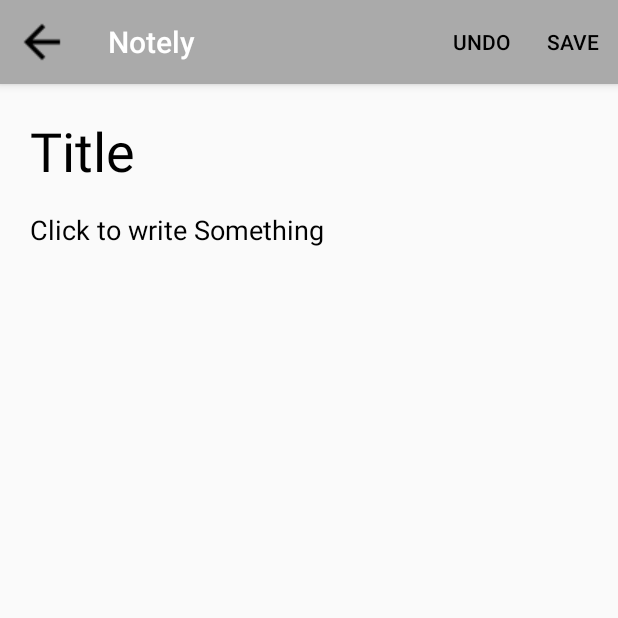
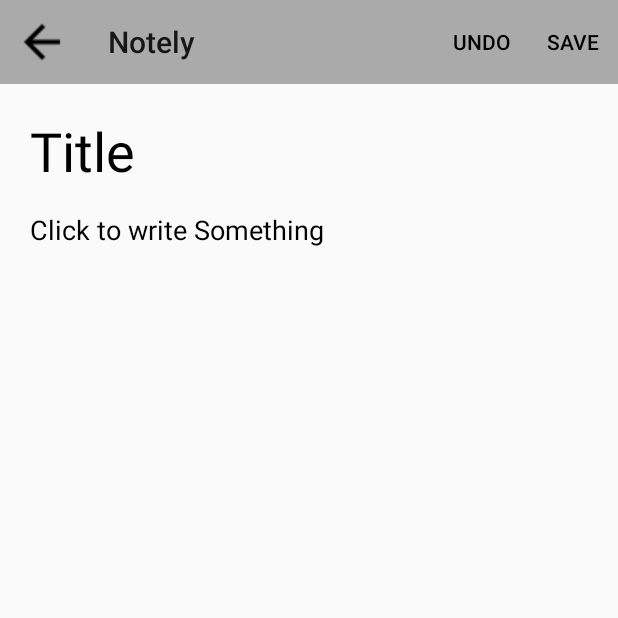
Before and after one commit to rohitksingh/Demo-Asign, an Android app: the screen it shows after launch (AddNewNoteActivity), after a tap on "Filter", on a phone screen of 412 x 824 dp, the top half of it. Run offline under Robolectric (Android 15) with nearby library versions, the phone set to English and light mode, and no system bars.

Commit message:
Toolbar color issue resolveed custom toolbar implemented

```diff
--- a/Notely/app/src/main/AndroidManifest.xml
+++ b/Notely/app/src/main/AndroidManifest.xml
@@ -17,7 +17,9 @@
         <activity android:name=".Activities.NotelyListActivity"
             android:theme="@style/AppTheme.NoActionBar"
             />
-        <activity android:name=".Activities.AddNewNoteActivity"/>
+        <activity android:name=".Activities.AddNewNoteActivity"
+            android:theme="@style/AppTheme.NoActionBar"
+            />
         <activity android:name=".Activities.NotelyDetailActivity"
             android:theme="@style/AppTheme.NoActionBar"
             />
--- a/Notely/app/src/main/java/rohksin/com/notely/Activities/AddNewNoteActivity.java
+++ b/Notely/app/src/main/java/rohksin/com/notely/Activities/AddNewNoteActivity.java
@@ -4,6 +4,7 @@ import android.app.Activity;
 import android.content.Intent;
 import android.os.Bundle;
 import android.support.v7.app.AppCompatActivity;
+import android.support.v7.widget.Toolbar;
 import android.util.Log;
 import android.view.Menu;
 import android.view.MenuItem;
@@ -28,12 +29,19 @@ public class AddNewNoteActivity extends AppCompatActivity {
     private String WRITE_MODE;
 
 
+    private Toolbar toolbar;
+
+
 
     @Override
     public void onCreate(Bundle savedInstanceState)
     {
         super.onCreate(savedInstanceState);
         setContentView(R.layout.add_new_note_activity);
+
+        toolbar = (Toolbar)findViewById(R.id.notely_toolbar);
+
+        setSupportActionBar(toolbar);
 
         title = (EditText)findViewById(R.id.title);
         gist = (EditText)findViewById(R.id.gist);
--- a/Notely/app/src/main/res/layout/add_new_note_activity.xml
+++ b/Notely/app/src/main/res/layout/add_new_note_activity.xml
@@ -2,7 +2,17 @@
 <RelativeLayout xmlns:android="http://schemas.android.com/apk/res/android"
     android:layout_width="match_parent"
     android:layout_height="match_parent">
+
+    <android.support.v7.widget.Toolbar
+        android:id="@+id/notely_toolbar"
+        android:layout_height="wrap_content"
+        android:layout_width="match_parent"
+        android:minHeight="?attr/actionBarSize"
+        android:background="@android:color/darker_gray"
+        />
+
     <ScrollView
+        android:layout_below="@id/notely_toolbar"
         android:layout_width="match_parent"
         android:layout_height="wrap_content">
         <RelativeLayout
--- a/Notely/app/src/main/res/values/styles.xml
+++ b/Notely/app/src/main/res/values/styles.xml
@@ -14,9 +14,7 @@
     <style name="AppTheme.NoActionBar">
         <item name="windowActionBar">false</item>
         <item name="windowNoTitle">true</item>
-        <item name="android:windowDrawsSystemBarBackgrounds">true</item>
-        <item name="android:statusBarColor">@android:color/transparent</item>
-        <item name="android:windowTranslucentStatus">true</item>
+
     </style>
 
     <style name="AppTheme.AppBarOverlay" parent="ThemeOverlay.AppCompat.Dark.ActionBar" />
```
